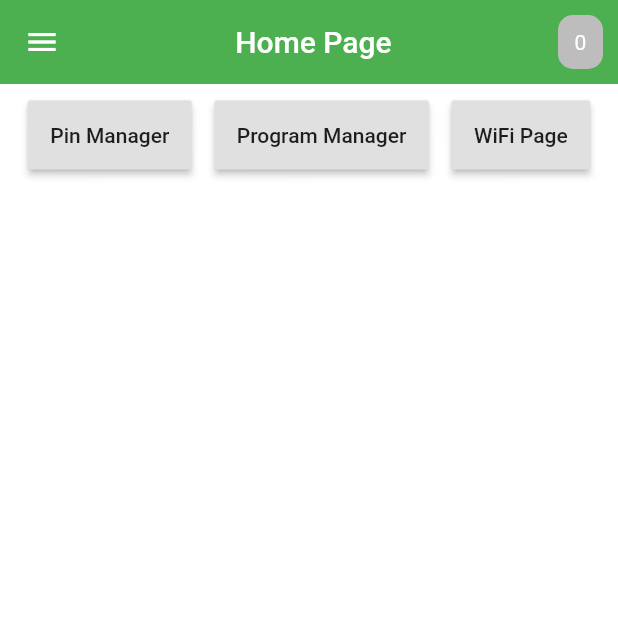
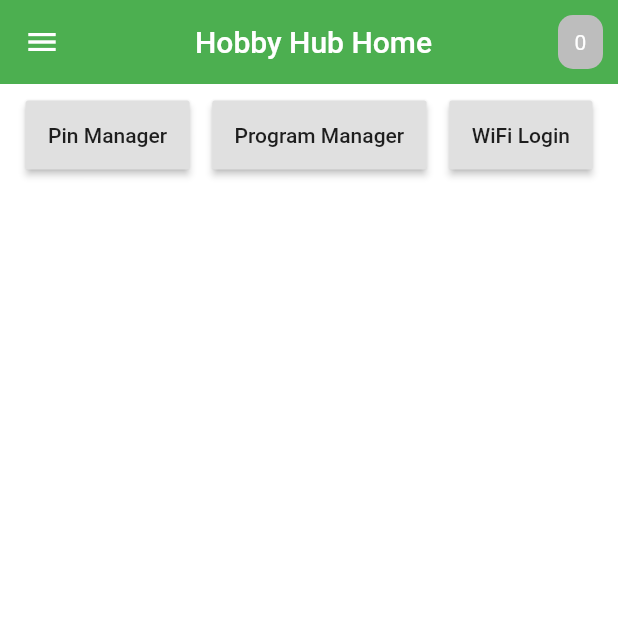
Before and after one commit to Senior-Design-0x07/flutter-frontend, a Flutter app: the screen it shows after launch, on a phone screen of 412 x 824 dp, the top half of it. Run offline on Flutter 3.47's test engine with Material 2 defaults, Android fonts, the phone set to English and light mode, and no system bars.

Commit message:
Demo ready, just need program manager and wifi login widgets

```diff
--- a/lib/main.dart
+++ b/lib/main.dart
@@ -30,7 +30,7 @@ class _HHApp extends State<HHApp> {
           leading: Icon(Icons.menu),
           title: Center(
               child: Text(
-            "Home Page",
+            "Hobby Hub Home",
             style: TextStyle(color: Colors.white),
           )),
           actions: <Widget>[
@@ -74,7 +74,7 @@ class _HHApp extends State<HHApp> {
                     SizedBox(width: 15),
                     RaisedButton(
                       padding: EdgeInsets.all(15),
-                      child: Text('WiFi Page'),
+                      child: Text('WiFi Login'),
                       onPressed: () {
                         Navigator.of(context).push(
                             MaterialPageRoute(builder: (context) => WifiPage()));
```
Also changed, not shown: lib/pin_manager/pm_main_page.dart (+30 -30 lines).
